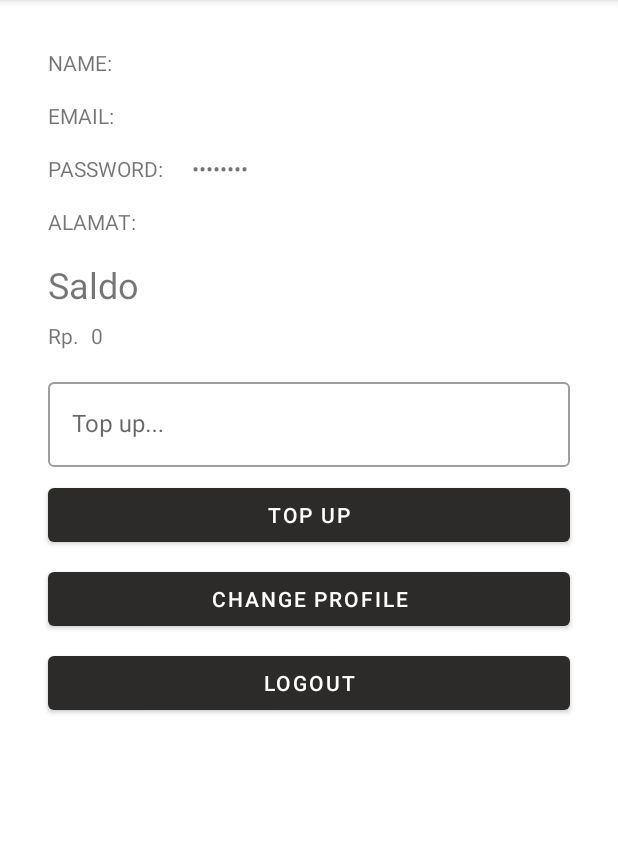
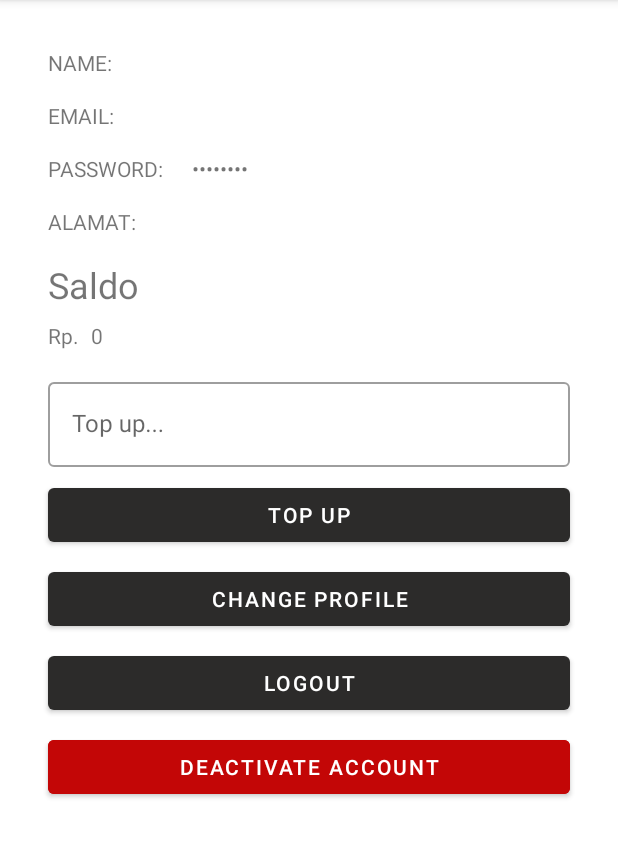
Before and after one commit to Talahatu/UAS-ANMP, an Android app: the ProfileFragment screen opened through its navigation route, on a phone screen of 412 x 824 dp, the part 84-942 px from its top. Run offline under Robolectric (Android 15) with nearby library versions, the phone set to English and light mode, and no system bars; our stand-ins replace Room's generated code, data binding, navigation-ui; Roboto replaces fonts that are not available here; 1 statement that could not run was skipped.

Commit message:
Add account deactivation & cleaning some stuff

```diff
--- a/app/src/main/AndroidManifest.xml
+++ b/app/src/main/AndroidManifest.xml
@@ -2,6 +2,7 @@
 <manifest xmlns:android="http://schemas.android.com/apk/res/android"
     xmlns:tools="http://schemas.android.com/tools">
     <uses-permission android:name="android.permission.INTERNET" />
+    <uses-permission android:name="android.permission.WRITE_EXTERNAL_STORAGE"/>
     <application
         android:usesCleartextTraffic="true"
         android:allowBackup="true"
--- a/app/src/main/java/com/example/midterm_160420014/model/HistoryDao.kt
+++ b/app/src/main/java/com/example/midterm_160420014/model/HistoryDao.kt
@@ -12,4 +12,7 @@ interface HistoryDao {
 
     @Insert(onConflict = OnConflictStrategy.REPLACE)
     fun insert(vararg history:History)
+
+    @Query("DELETE FROM histories WHERE user_id=:uuid")
+    fun deleteRelatedHistories(uuid:Int)
 }
--- a/app/src/main/java/com/example/midterm_160420014/model/ReviewDao.kt
+++ b/app/src/main/java/com/example/midterm_160420014/model/ReviewDao.kt
@@ -10,4 +10,7 @@ interface ReviewDao {
 
     @Insert(onConflict = OnConflictStrategy.REPLACE)
     fun insertReview(vararg review: Review)
+
+    @Query("DELETE FROM reviews WHERE user_id=:uuid")
+    fun deleteRelatedReview(uuid:Int)
 }
--- a/app/src/main/java/com/example/midterm_160420014/view/interfaces.kt
+++ b/app/src/main/java/com/example/midterm_160420014/view/interfaces.kt
@@ -9,6 +9,8 @@ import com.squareup.picasso.Picasso
 
 interface ProfileOnClickListener{
     fun onProfileClick(v:View)
+
+    fun onDeactivateClick(v:View,user:Users)
 }
 interface EditProfileListener{
     fun onEditProfileClick(v:View, user:Users)
@@ -41,6 +43,7 @@ interface ReviewListener{
 interface AddReviewListener{
     fun onAddReviewClick(v: View)
 }
+
 @BindingAdapter("imageUrl")
 fun loadImg(view: ImageView, url: String?) {
     if(url!=null){
--- a/app/src/main/res/layout/fragment_edit_profile.xml
+++ b/app/src/main/res/layout/fragment_edit_profile.xml
@@ -37,7 +37,7 @@
                     android:id="@+id/editTextAlamat"
                     android:layout_width="match_parent"
                     android:layout_height="wrap_content"
-                    android:text="@{user.alamat}"
+                    android:text="@={user.alamat}"
                      />
             </com.google.android.material.textfield.TextInputLayout>
 
--- a/app/src/main/res/layout/fragment_profile.xml
+++ b/app/src/main/res/layout/fragment_profile.xml
@@ -26,6 +26,20 @@
         android:layout_width="match_parent"
         android:layout_height="match_parent">
 
+        <Button
+            android:id="@+id/btnDeactivate"
+            android:layout_width="0dp"
+            android:layout_height="wrap_content"
+            android:layout_marginStart="32dp"
+            android:layout_marginTop="8dp"
+            android:layout_marginEnd="32dp"
+            android:backgroundTint="#C30606"
+            android:text="Deactivate Account"
+            android:onClick="@{(view)->profileListener.onDeactivateClick(view,user)}"
+            app:layout_constraintEnd_toEndOf="parent"
+            app:layout_constraintStart_toStartOf="parent"
+            app:layout_constraintTop_toBottomOf="@+id/buttonLogout" />
+
         <com.google.android.material.textfield.TextInputLayout
             android:id="@+id/textInputLayout6"
             style="@style/Widget.MaterialComponents.TextInputLayout.OutlinedBox"
@@ -52,8 +66,8 @@
             android:layout_marginStart="32dp"
             android:layout_marginTop="8dp"
             android:layout_marginEnd="32dp"
+            android:onClick="@{topupListener::onClickTopup}"
             android:text="Top Up"
-            android:onClick="@{topupListener::onClickTopup}"
             app:layout_constraintEnd_toEndOf="parent"
             app:layout_constraintStart_toStartOf="parent"
             app:layout_constraintTop_toBottomOf="@+id/textInputLayout6" />
@@ -116,8 +130,8 @@
             android:layout_marginStart="32dp"
             android:layout_marginTop="8dp"
             android:layout_marginEnd="32dp"
+            android:onClick="@{logoutListener::onClickLogout}"
             android:text="LOGOUT"
-            android:onClick="@{logoutListener::onClickLogout}"
             app:layout_constraintEnd_toEndOf="parent"
             app:layout_constraintHorizontal_bias="0.0"
             app:layout_constraintStart_toStartOf="parent"
```
Also changed, not shown: app/src/main/java/com/example/midterm_160420014/model/UserDao.kt (+3 -4 lines), app/src/main/java/com/example/midterm_160420014/view/HistoryFragment.kt (+12 -5 lines), app/src/main/java/com/example/midterm_160420014/view/ProfileFragment.kt (+23 -1 lines), app/src/main/java/com/example/midterm_160420014/viewModel/UserViewModel.kt (+9 -0 lines), app/src/main/res/layout/card_history_list.xml (+15 -5 lines).
